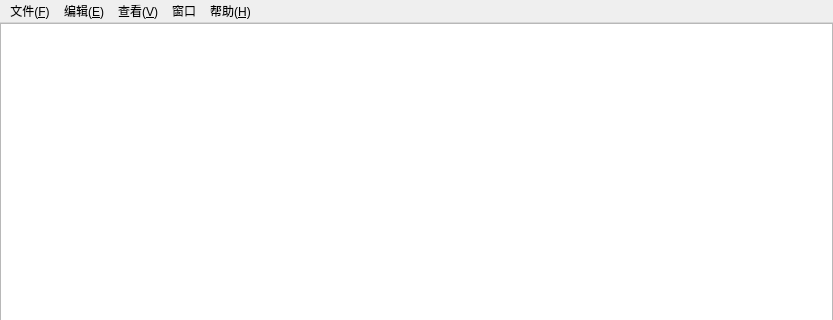
themiss0/qt_complete_notebook, file mainwindow.ui: the form before one commit; both pictures show x 0 to 833 and y 0 to 320 of the 833 by 566 pixel window.
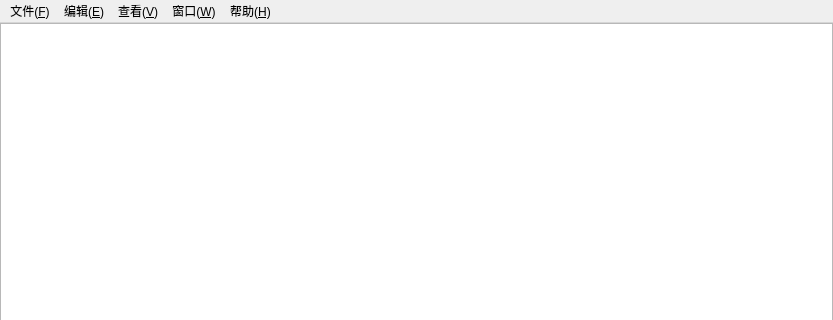
The form after the commit. Custom widgets are drawn as their Qt base class.

```diff
--- a/mainwindow.ui
+++ b/mainwindow.ui
@@ -97,7 +97,7 @@
    </widget>
    <widget class="QMenu" name="menu">
     <property name="title">
-     <string>窗口</string>
+     <string>窗口(&amp;W)</string>
     </property>
     <addaction name="actionFav"/>
     <addaction name="actionLabel"/>
```
